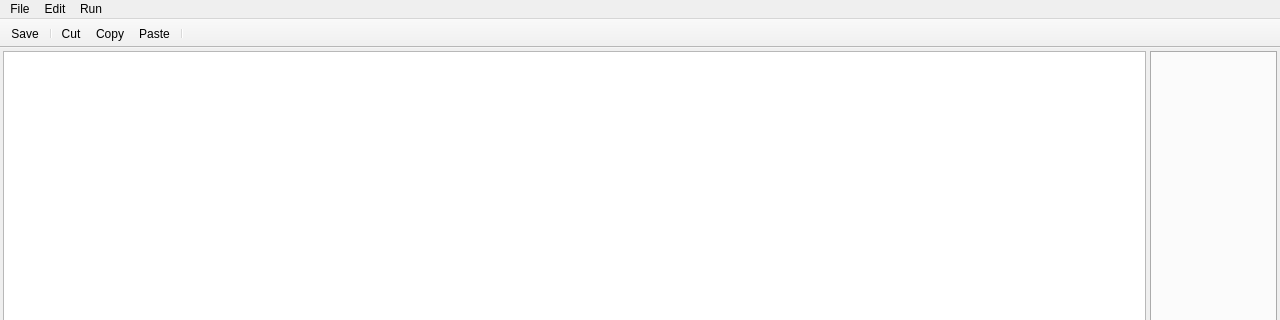
Above: src/gui/main_window.ui from solarus-games/solarus-quest-editor before the change; both pictures show x 0 to 1280 and y 0 to 320 of the 1280 by 680 pixel window. Below: the same form after it.
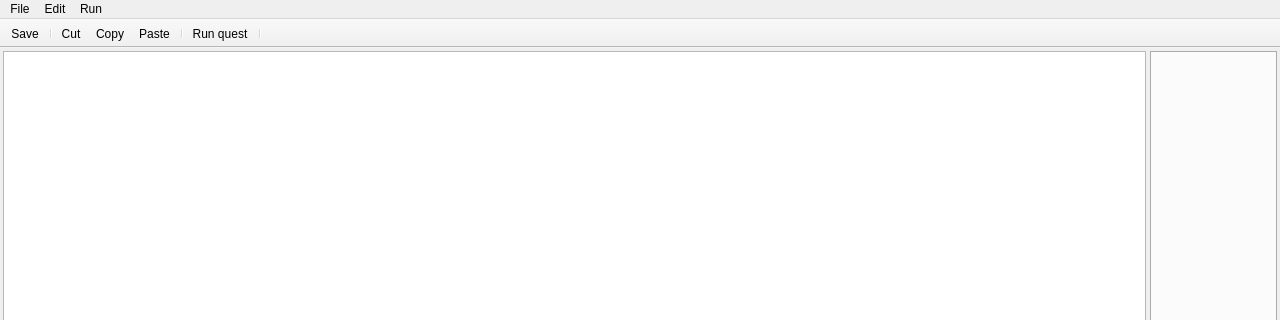
That is the form after the change. Icons and pictures are not drawn. Custom widgets are drawn as their Qt base class.

Commit message: Add a run quest button in the toolbar.

Diff of the .ui file:
```diff
--- a/src/gui/main_window.ui
+++ b/src/gui/main_window.ui
@@ -115,6 +115,8 @@
    <addaction name="action_copy"/>
    <addaction name="action_paste"/>
    <addaction name="separator"/>
+   <addaction name="action_run_quest"/>
+   <addaction name="separator"/>
   </widget>
   <action name="action_new_quest">
    <property name="text">
```
Left out of the diff: 4 changed lines with no effect on the pictures. The commit also changes 1 other file.
